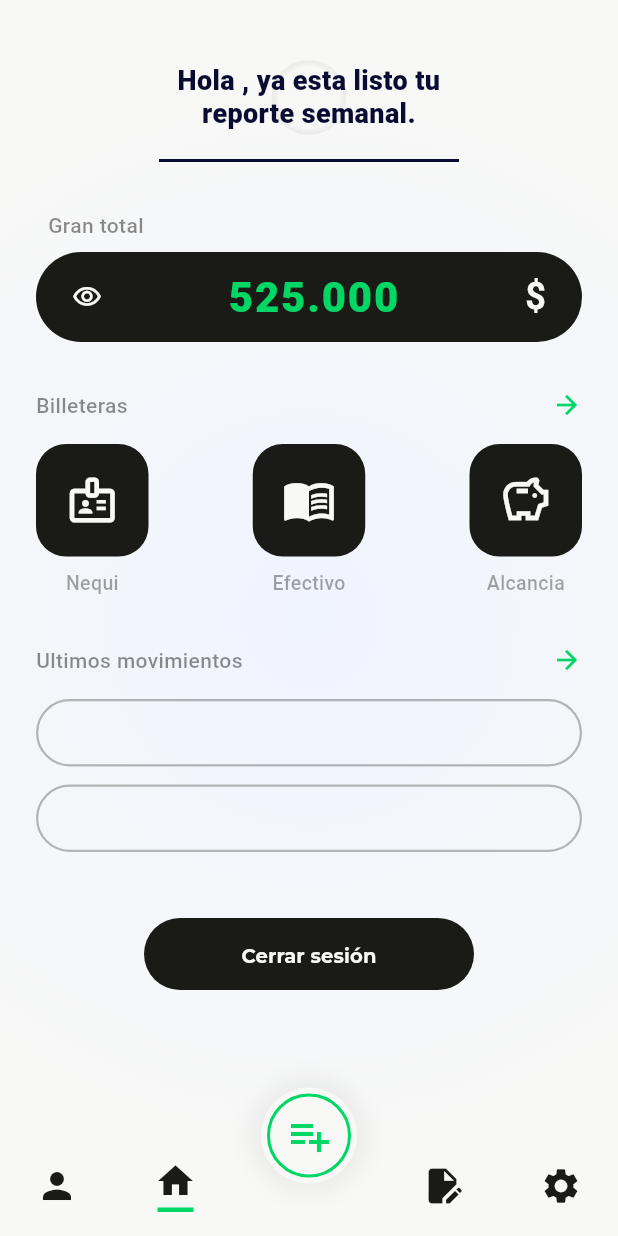
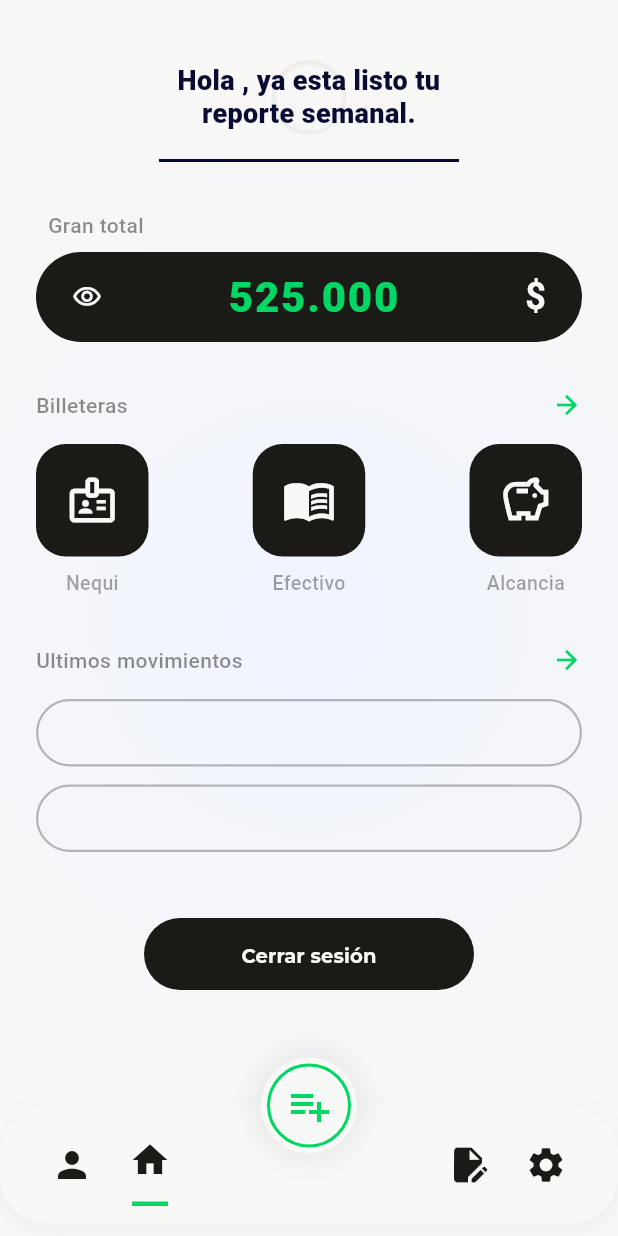
Before and after one commit to St4flz/alza_repository, a Flutter app: the HomeView screen opened by its route, on a phone screen of 412 x 824 dp. Run offline on Flutter 3.47's test engine with Material 3 defaults, Android fonts, the phone set to English and light mode, and no system bars; our stand-ins replace dio, flutter_dotenv, flutter_svg, go_router, google_fonts, supabase_flutter; accounts and stored records are empty; project files that could hold a hidden picture were left out.

Commit message:
feat(nav): wrap custom bottom nav in SafeArea and add bottom padding and convert bottom nav icons to IconButton with optional callbacks

```diff
--- a/lib/features/home/views/components/custom_bottom_nav.dart
+++ b/lib/features/home/views/components/custom_bottom_nav.dart
@@ -2,28 +2,75 @@ import 'package:flutter/material.dart';
 import 'package:alza/app/style/app_colors.dart';
 
 class CustomBottomNav extends StatelessWidget {
-  const CustomBottomNav({super.key});
+  const CustomBottomNav({
+    super.key,
+    this.onPersonTap,
+    this.onHomeTap,
+    this.onDocumentTap,
+    this.onSettingsTap,
+  });
+
+  final VoidCallback? onPersonTap;
+  final VoidCallback? onHomeTap;
+  final VoidCallback? onDocumentTap;
+  final VoidCallback? onSettingsTap;
 
   @override
   Widget build(BuildContext context) {
-    return Container(
-      padding: const EdgeInsets.symmetric(horizontal: 24, vertical: 16),
+    return SafeArea(
+      bottom: true,
+      child: Container(
+        margin: const EdgeInsets.only(bottom: 8),
+        padding: const EdgeInsets.symmetric(horizontal: 24, vertical: 12),
+        decoration: BoxDecoration(
+          color: AppColors.blanco.solid,
+          borderRadius: BorderRadius.circular(32),
+          boxShadow: [
+            BoxShadow(
+              color: AppColors.negro.solid.withOpacity(0.05),
+              blurRadius: 12,
+              offset: const Offset(0, 4),
+            ),
+          ],
+        ),
         child: Row(
           mainAxisAlignment: MainAxisAlignment.spaceBetween,
           children: [
-          Icon(Icons.person, color: AppColors.negro.solid, size: 28),
+            Row(
+              children: [
+                IconButton(
+                  onPressed: onPersonTap ?? () {},
+                  icon: Icon(Icons.person, color: AppColors.negro.solid, size: 28),
+                ),
+                const SizedBox(width: 4),
                 Column(
                   mainAxisSize: MainAxisSize.min,
                   children: [
-              Icon(Icons.home, color: AppColors.negro.solid, size: 28),
+                    IconButton(
+                      onPressed: onHomeTap ?? () {},
+                      icon: Icon(Icons.home, color: AppColors.negro.solid, size: 28),
+                    ),
                     const SizedBox(height: 4),
                     Container(width: 24, height: 3, color: AppColors.verde.solid),
                   ],
                 ),
-          const SizedBox(width: 48), // Space for FAB
-          Icon(Icons.edit_document, color: AppColors.negro.solid, size: 28),
-          Icon(Icons.settings, color: AppColors.negro.solid, size: 28),
               ],
+            ),
+            Row(
+              children: [
+                IconButton(
+                  onPressed: onDocumentTap ?? () {},
+                  icon: Icon(Icons.edit_document, color: AppColors.negro.solid, size: 28),
+                ),
+                const SizedBox(width: 4),
+                IconButton(
+                  onPressed: onSettingsTap ?? () {},
+                  icon: Icon(Icons.settings, color: AppColors.negro.solid, size: 28),
+                ),
+              ],
+            ),
+          ],
+        ),
       ),
     );
   }
```
Also changed, not shown: pubspec.lock, 9 other files. Lines whose indentation alone changed are shown as unchanged.
